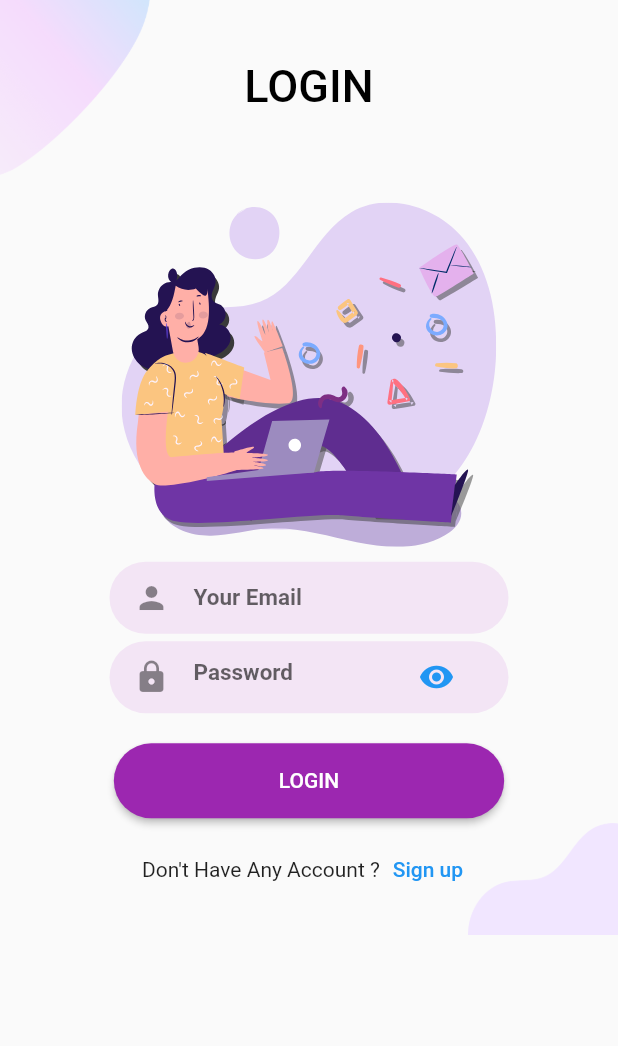
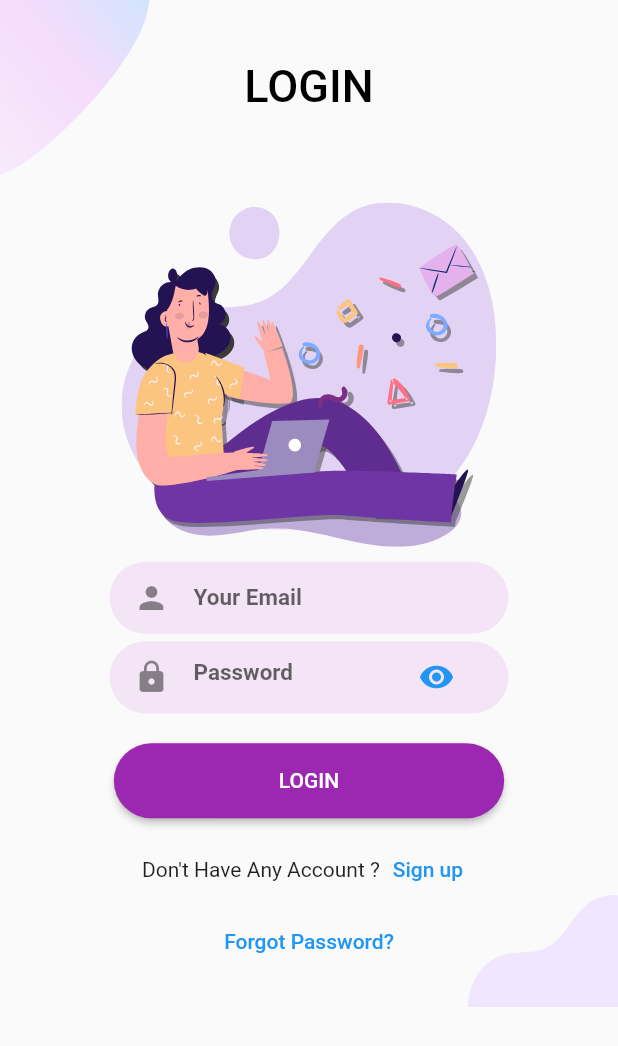
Before and after one commit to ahmedyosry433/e-commerc_flutter, a Flutter app: the screen it shows after launch, on a phone screen of 412 x 824 dp. Shown: the top 1046 px of the screen. Run offline on Flutter 3.47's test engine with Material 2 defaults, Android fonts, the phone set to English and light mode, and no system bars; our stand-ins replace badges, cloud_firestore, firebase_auth, firebase_core, flutter_svg, google_sign_in and 5 more; missing offline and left inert: flutter_facebook_auth; accounts and stored records are empty.

Commit message:
add reset password in login

```diff
--- a/lib/screens/auth/login-page.dart
+++ b/lib/screens/auth/login-page.dart
@@ -147,14 +147,25 @@ class _LoginState extends State<Login> {
                           ),
                         ),
                         const SizedBox(height: 10),
-                        Row(
-                          mainAxisAlignment: MainAxisAlignment.center,
+                        Column(
                           children: [
-                            const Text("Don't Have Any Account ?"),
+                            Row(
+                              mainAxisAlignment: MainAxisAlignment.center,
+                              children: [
+                                const Text("Don't Have Any Account ?"),
+                                TextButton(
+                                    onPressed: () =>
+                                        Navigator.pushNamed(context, "/signup"),
+                                    child: const Text("Sign up")),
+                              ],
+                            ),
                             TextButton(
-                                onPressed: () =>
-                                    Navigator.pushNamed(context, "/signup"),
-                                child: const Text("Sign up"))
+                                clipBehavior: Clip.none,
+                                onPressed: () async {
+                                  await providerSub.resetPassword(
+                                      email: _userNameController.text);
+                                },
+                                child: const Text("Forgot Password?")),
                           ],
                         ),
                       ],
```
Also changed, not shown: lib/provider/login-provider.dart (+9 -1 lines).
